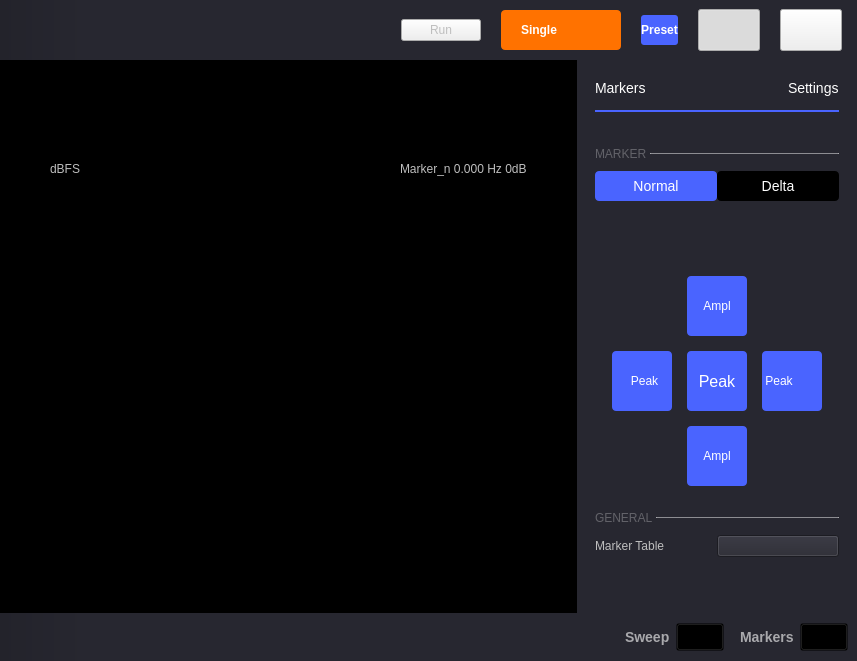
Qt form ui/spectrum_analyzer.ui (analogdevicesinc/scopy) before a commit.
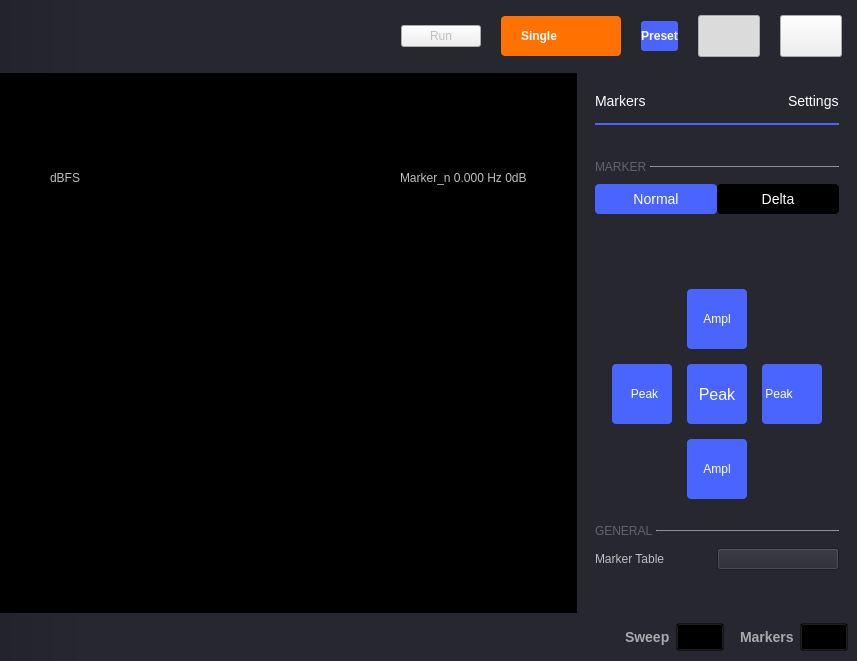
The same form after that commit. Icons and pictures are not drawn. Custom widgets are drawn as their Qt base class.

```diff
--- a/ui/spectrum_analyzer.ui
+++ b/ui/spectrum_analyzer.ui
@@ -103,13 +103,13 @@
          <number>20</number>
         </property>
         <property name="topMargin">
-         <number>9</number>
+         <number>15</number>
         </property>
         <property name="rightMargin">
          <number>15</number>
         </property>
         <property name="bottomMargin">
-         <number>9</number>
+         <number>16</number>
         </property>
         <item>
          <spacer name="horizontalSpacer">
@@ -2006,6 +2006,11 @@
    <extends>QPushButton</extends>
    <header>customPushButton.hpp</header>
   </customwidget>
+  <customwidget>
+   <class>adiscope::CustomSwitch</class>
+   <extends>QPushButton</extends>
+   <header>customSwitch.hpp</header>
+  </customwidget>
   <customwidget>
    <class>adiscope::PositionSpinButton</class>
    <extends>QWidget</extends>
```
